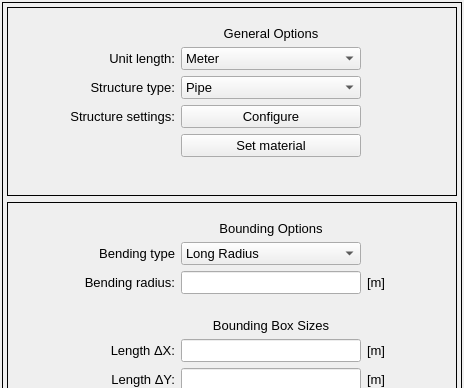
open-pulse/OpenPulse, file pulse/interface/data/ui_files/model/geometry/geometry_designer_widget3.ui: the form before one commit; both pictures show x 0 to 464 and y 0 to 388 of the 464 by 746 pixel window.
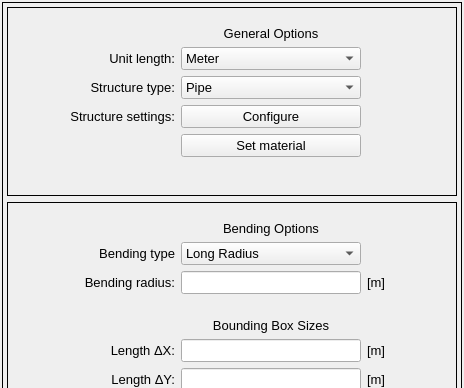
The form after the commit.

Commit message: add tbeam options

```diff
--- a/pulse/interface/data/ui_files/model/geometry/geometry_designer_widget3.ui
+++ b/pulse/interface/data/ui_files/model/geometry/geometry_designer_widget3.ui
@@ -755,7 +755,7 @@
                 </font>
                </property>
                <property name="text">
-                <string>Bounding Options</string>
+                <string>Bending Options</string>
                </property>
                <property name="alignment">
                 <set>Qt::AlignCenter</set>
```
The commit also changes 4 other files.
